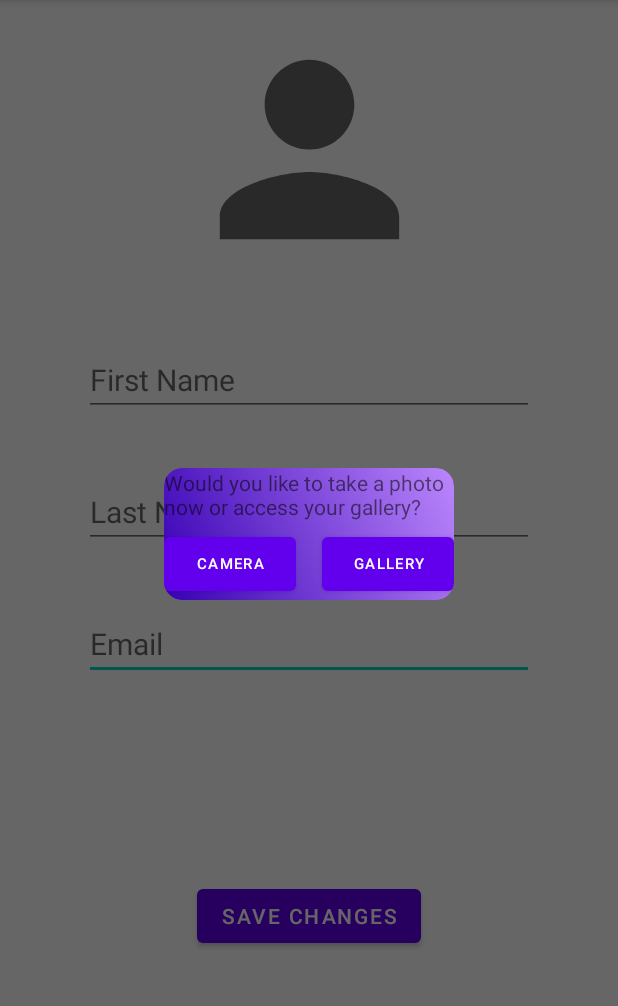
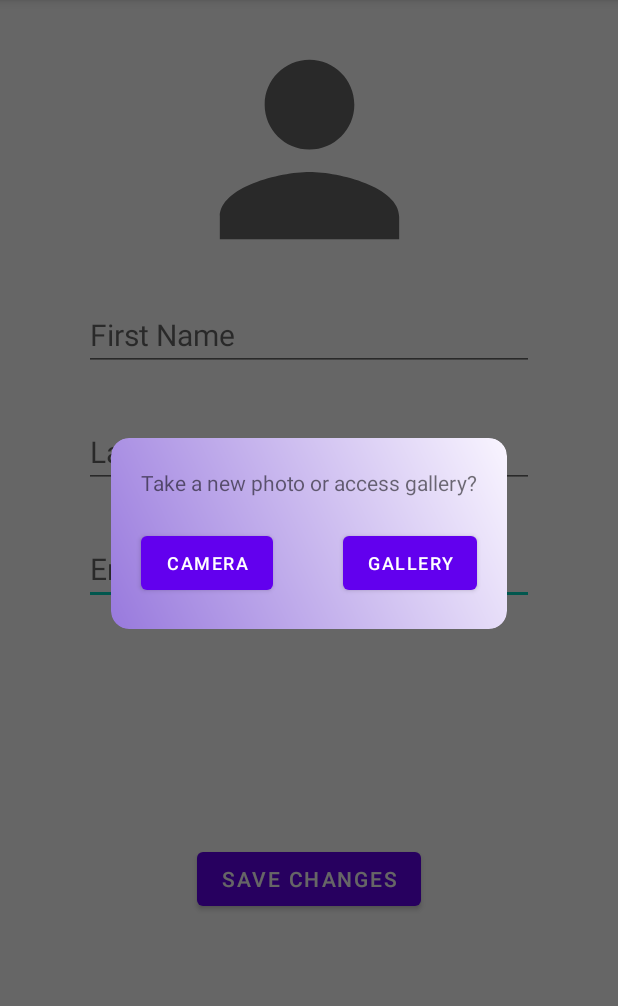
Before and after one commit to EventWithMe/EventWithMe, an Android app: the EditProfileActivity screen opened directly, with no data from a screen before it, after a tap on an icon or button, on a phone screen of 412 x 824 dp, the part 84-1090 px from its top. Run offline under Robolectric (Android 15) with nearby library versions, the phone set to English and light mode, and no system bars; our stand-ins replace Picasso; libraries missing offline, so code that uses them is left out: com.parse; pictures from the network do not load; 7 statements that could not run were skipped.

Commit message:
added profile pic functionality using the phone camera

```diff
--- a/app/build.gradle
+++ b/app/build.gradle
@@ -44,4 +44,8 @@ dependencies {
     //volley for request handling and picasso for image handling
     implementation 'com.android.volley:volley:1.2.1'
     implementation 'com.squareup.picasso:picasso:2.5.2'
+
+    implementation 'com.github.bumptech.glide:glide:4.12.0'
+    // Glide v4 uses this new annotation processor -- see https://bumptech.github.io/glide/doc/generatedapi.html
+    annotationProcessor 'com.github.bumptech.glide:compiler:4.12.0'
 }
--- a/app/src/main/res/drawable/bg_window.xml
+++ b/app/src/main/res/drawable/bg_window.xml
@@ -1,7 +1,7 @@
 <?xml version="1.0" encoding="utf-8"?>
 <shape xmlns:android="http://schemas.android.com/apk/res/android">
 <gradient android:angle="45"
-    android:startColor="@color/purple_700"
-    android:endColor="@color/purple_200"/>
+    android:startColor="#9879DD"
+    android:endColor="#F9F5FF"/>
     <corners android:radius="12dp"/>
 </shape>
--- a/app/src/main/res/layout/activity_edit_profile.xml
+++ b/app/src/main/res/layout/activity_edit_profile.xml
@@ -21,7 +21,7 @@
         android:id="@+id/etEmailPE"
         android:layout_width="300dp"
         android:layout_height="wrap_content"
-        android:layout_marginTop="40dp"
+        android:layout_marginTop="30dp"
         android:hint="Email"
         android:inputType="textEmailAddress"
         android:textSize="20sp"
@@ -33,7 +33,7 @@
         android:id="@+id/etFirstNamePE"
         android:layout_width="300dp"
         android:layout_height="wrap_content"
-        android:layout_marginTop="40dp"
+        android:layout_marginTop="10dp"
         android:hint="First Name"
         android:textSize="20sp"
         app:layout_constraintEnd_toEndOf="parent"
@@ -44,7 +44,7 @@
         android:id="@+id/etLastNamePE"
         android:layout_width="300dp"
         android:layout_height="wrap_content"
-        android:layout_marginTop="40dp"
+        android:layout_marginTop="30dp"
         android:hint="Last Name"
         android:textSize="20sp"
         app:layout_constraintEnd_toEndOf="parent"
--- a/app/src/main/res/layout/fragment_profile.xml
+++ b/app/src/main/res/layout/fragment_profile.xml
@@ -74,6 +74,7 @@
         android:id="@+id/button2"
         android:layout_width="wrap_content"
         android:layout_height="wrap_content"
+        android:layout_margin="20dp"
         android:text="Edit Password"
         app:layout_constraintEnd_toEndOf="parent"
         app:layout_constraintStart_toStartOf="parent"
--- a/app/src/main/res/layout/image_chooser_popup.xml
+++ b/app/src/main/res/layout/image_chooser_popup.xml
@@ -7,27 +7,33 @@
 
     <TextView
         android:id="@+id/textView"
-        android:layout_width="193dp"
-        android:layout_height="40dp"
-        android:text="Would you like to take a photo now or access your gallery?"
+        android:layout_width="wrap_content"
+        android:layout_height="wrap_content"
+        android:layout_margin="20dp"
+        android:text="Take a new photo or access gallery?"
+        app:layout_constraintEnd_toEndOf="parent"
         app:layout_constraintStart_toStartOf="parent"
         app:layout_constraintTop_toTopOf="parent" />
 
     <Button
-        android:id="@+id/btnClose"
+        android:id="@+id/btnCamera"
         android:layout_width="wrap_content"
         android:layout_height="wrap_content"
+        android:layout_margin="20dp"
         android:text="Camera"
-        android:textSize="10sp"
+        android:textSize="12sp"
+        app:layout_constraintBottom_toBottomOf="parent"
         app:layout_constraintStart_toStartOf="parent"
         app:layout_constraintTop_toBottomOf="@+id/textView" />
 
     <Button
-        android:id="@+id/button3"
+        android:id="@+id/btnGallery"
         android:layout_width="wrap_content"
         android:layout_height="wrap_content"
+        android:layout_margin="20dp"
         android:text="Gallery"
-        android:textSize="10sp"
+        android:textSize="12sp"
+        app:layout_constraintBottom_toBottomOf="parent"
         app:layout_constraintEnd_toEndOf="parent"
         app:layout_constraintTop_toBottomOf="@+id/textView" />
 </androidx.constraintlayout.widget.ConstraintLayout>
```
Also changed, not shown: app/src/main/AndroidManifest.xml (+11 -0 lines), app/src/main/java/com/example/eventwithus/EditProfileActivity.java (+118 -24 lines), app/src/main/res/xml/fileprovider.xml (added, +10 -0 lines).
